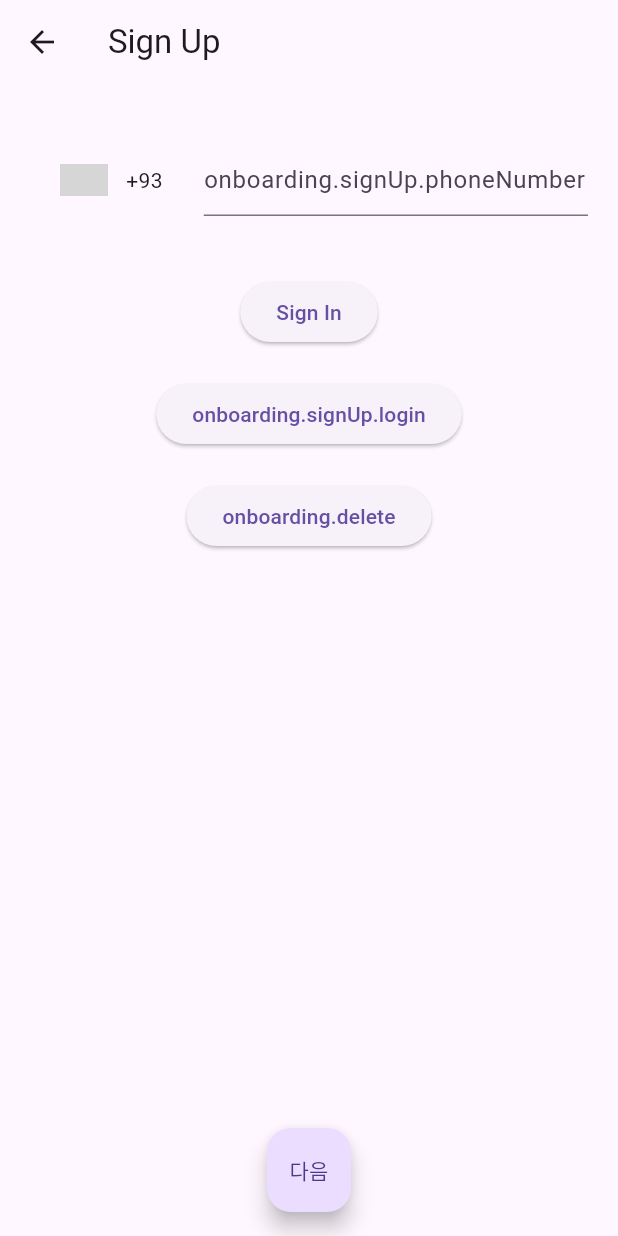
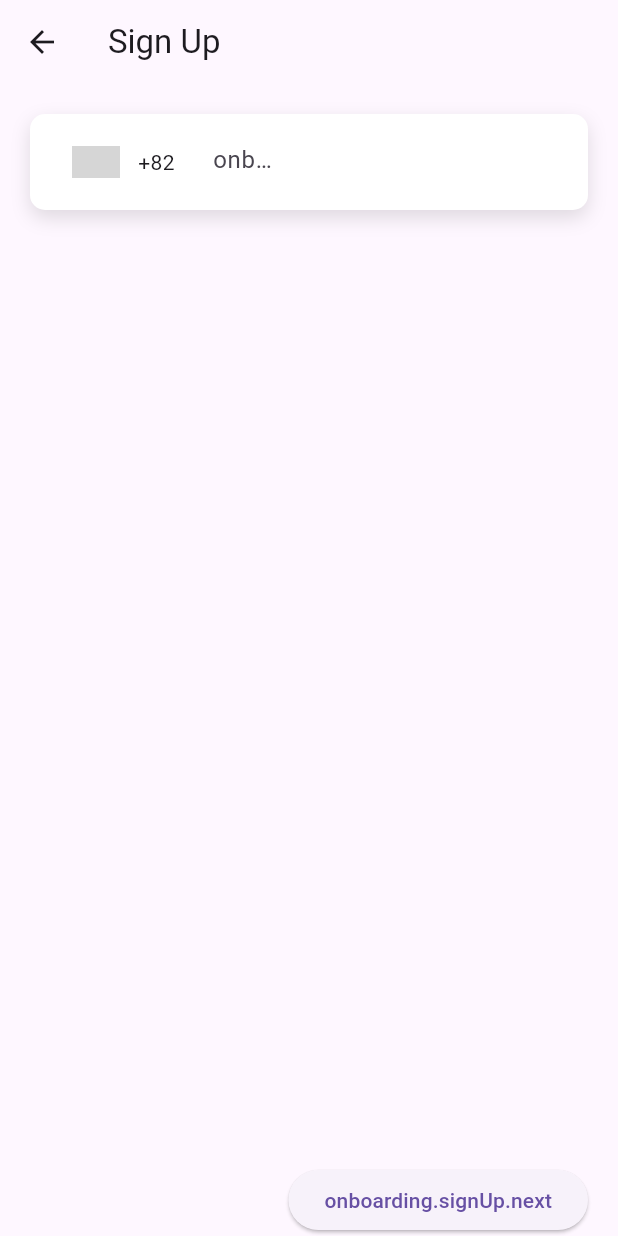
Before and after one commit to MyKnow/woju, a Flutter app: the SignUpPage screen opened by its route, on a phone screen of 412 x 824 dp. Run offline on Flutter 3.47's test engine with Material 3 defaults, Android fonts, the phone set to English and light mode, and no system bars; drawn by our look-alikes of intl_phone_number_input; our stand-ins replace easy_localization, flutter_onboarding_slider, flutter_riverpod, go_router, hive_flutter; missing offline and left inert: accessibility_tools; accounts and stored records are empty; grey boxes are pictures that could not be loaded.

Commit message:
feat: Sign Up Page UI Temporary Implement

```diff
--- a/lib/page/onboarding/onboarding_page.dart
+++ b/lib/page/onboarding/onboarding_page.dart
@@ -3,7 +3,7 @@ import 'package:flutter/cupertino.dart';
 import 'package:flutter/material.dart';
 import 'package:flutter_riverpod/flutter_riverpod.dart';
 import 'package:flutter_onboarding_slider/flutter_onboarding_slider.dart';
-import 'package:woju/provider/onboarding_state_notifier.dart';
+import 'package:woju/provider/onboarding/onboarding_state_notifier.dart';
 
 class OnboardingPage extends ConsumerWidget {
   const OnboardingPage({super.key});
--- a/lib/page/onboarding/signin_page.dart
+++ b/lib/page/onboarding/signin_page.dart
@@ -2,7 +2,7 @@ import 'package:flutter/material.dart';
 
 import 'package:flutter_riverpod/flutter_riverpod.dart';
 
-import 'package:woju/provider/onboarding_state_notifier.dart';
+import 'package:woju/provider/onboarding/onboarding_state_notifier.dart';
 
 class SignInPage extends ConsumerWidget {
   const SignInPage({super.key});
--- a/lib/page/onboarding/signup_page.dart
+++ b/lib/page/onboarding/signup_page.dart
@@ -1,11 +1,12 @@
-import 'package:easy_localization/easy_localization.dart';
+import 'package:flutter/cupertino.dart';
 import 'package:flutter/material.dart';
 
 import 'package:flutter_riverpod/flutter_riverpod.dart';
 import 'package:intl_phone_number_input/intl_phone_number_input.dart';
-import 'package:woju/model/app_state_model.dart';
+import 'package:easy_localization/easy_localization.dart';
 
-import 'package:woju/provider/onboarding_state_notifier.dart';
+import 'package:woju/provider/onboarding/onboarding_state_notifier.dart';
+import 'package:woju/provider/onboarding/sign_up_state_notifier.dart';
 import 'package:woju/service/debug_service.dart';
 
 class SignUpPage extends ConsumerWidget {
@@ -13,6 +14,7 @@ class SignUpPage extends ConsumerWidget {
 
   @override
   Widget build(BuildContext context, WidgetRef ref) {
+    final signUpState = ref.watch(signUpStateProvider);
     return Scaffold(
       appBar: AppBar(
         title: const Text("onboarding.signUp.title").tr(),
@@ -22,11 +24,60 @@ class SignUpPage extends ConsumerWidget {
         child: Column(
           children: <Widget>[
             const SizedBox(height: 20),
-            Padding(
-              padding: const EdgeInsets.all(20),
+            // 전화번호 입력
+            Consumer(
+              builder: (context, ref, child) {
+                return Container(
+                  decoration: BoxDecoration(
+                    color: Colors.white,
+                    borderRadius: BorderRadius.circular(10),
+                    boxShadow: const [
+                      BoxShadow(
+                        color: Colors.black12,
+                        blurRadius: 10,
+                        offset: Offset(0, 5),
+                      ),
+                    ],
+                  ),
+                  padding: const EdgeInsets.all(8),
+                  margin: const EdgeInsets.symmetric(horizontal: 20),
                   child: InternationalPhoneNumberInput(
+                    initialValue: signUpState.phoneNumber,
+                    inputDecoration: InputDecoration(
+                      border: InputBorder.none,
+                      hintText: "onboarding.signUp.phoneNumber".tr(),
+                      contentPadding: const EdgeInsets.symmetric(
+                        horizontal: 10,
+                      ),
+                      suffix: (signUpState.authCodeSent)
+                          ? TextButton(
+                              onPressed: () {
+                                ref
+                                    .read(signUpStateProvider.notifier)
+                                    .sendAuthCode();
+                              },
+                              style: TextButton.styleFrom(
+                                padding: EdgeInsets.zero,
+                              ),
+                              child:
+                                  const Text("onboarding.signUp.authCodeResend")
+                                      .tr(),
+                            )
+                          : TextButton(
+                              onPressed: () {
+                                ref
+                                    .read(signUpStateProvider.notifier)
+                                    .sendAuthCode();
+                              },
+                              style: TextButton.styleFrom(
+                                padding: EdgeInsets.zero,
+                              ),
+                              child:
+                                  const Text("onboarding.signUp.sendCode").tr(),
+                            ),
+                    ),
                     onInputChanged: (PhoneNumber number) {
-                  printd(number.phoneNumber);
+                      ref.read(signUpStateProvider.notifier).update(number);
                     },
                     onInputValidated: (bool value) {
                       printd(value);
@@ -40,47 +91,88 @@ class SignUpPage extends ConsumerWidget {
                     searchBoxDecoration: InputDecoration(
                       hintText: "onboarding.signUp.searchCountry".tr(),
                     ),
+                    spaceBetweenSelectorAndTextField: 0,
+                  ),
+                );
+              },
+            ),
+            const SizedBox(height: 20),
+
+            // 인증코드 요청 시 입력한 전화번호로 전송된 인증코드 입력창 표시
+            if (signUpState.authCodeSent) // 인증코드 요청 시 true로 변경
+              Container(
+                decoration: BoxDecoration(
+                  color: Colors.white,
+                  borderRadius: BorderRadius.circular(10),
+                  boxShadow: const [
+                    BoxShadow(
+                      color: Colors.black12,
+                      blurRadius: 10,
+                      offset: Offset(0, 5),
+                    ),
+                  ],
+                ),
+                padding: const EdgeInsets.all(8),
+                margin: const EdgeInsets.symmetric(horizontal: 20),
+                child: TextField(
+                  decoration: InputDecoration(
+                    border: InputBorder.none,
+                    hintText: "onboarding.signUp.authCode".tr(),
+                    contentPadding: const EdgeInsets.symmetric(
+                      horizontal: 10,
+                    ),
+                    suffix: TextButton(
+                      onPressed: () {},
+                      style: TextButton.styleFrom(
+                        padding: EdgeInsets.zero,
+                      ),
+                      child:
+                          const Text("onboarding.signUp.authCodeVerify").tr(),
                     ),
                   ),
-            const SizedBox(height: 20),
-            ElevatedButton(
+                  keyboardType: TextInputType.number,
+                  autofillHints: const <String>[AutofillHints.oneTimeCode],
+                ),
+              ),
+          ],
+        ),
+      ),
+      floatingActionButtonLocation: FloatingActionButtonLocation.centerDocked,
+      floatingActionButton: Container(
+        decoration: BoxDecoration(
+          color: Colors.transparent,
+          borderRadius: BorderRadius.circular(10),
+        ),
+        width: double.infinity,
+        child: Row(
+          children: <Widget>[
+            // 키보드가 활성화 되어 있을 때만 키보드를 내리는 기능 버튼 표시
+            if (MediaQuery.of(context).viewInsets.vertical > 0)
+              Padding(
+                padding: const EdgeInsets.only(left: 20),
+                child: IconButton(
+                  onPressed: () {
+                    FocusScope.of(context).unfocus();
+                  },
+                  icon: const Icon(
+                    CupertinoIcons.keyboard_chevron_compact_down,
+                  ),
+                  tooltip: "accessibility.hideKeyboard".tr(),
+                ),
+              ),
+            Spacer(),
+            Padding(
+              padding: const EdgeInsets.only(right: 20),
+              child: ElevatedButton(
                 onPressed: () {
                   ref
                       .read(onboardingStateProvider.notifier)
                       .pushRouteSignInPage(context);
                 },
-              child: const Text("onboarding.signIn").tr(),
+                child: const Text("onboarding.signUp.next").tr(),
               ),
-            const SizedBox(height: 20),
-            ElevatedButton(
-              onPressed: () {
-                ref
-                    .read(onboardingStateProvider.notifier)
-                    .update(OnboardingState.initialState.copyWith(
-                      isAlreadyOnboarded: true,
-                      gotoSignIn: true,
-                    ));
-              },
-              child: const Text("onboarding.signUp.login").tr(),
-            ),
-            const SizedBox(height: 20),
-            ElevatedButton(
-              onPressed: () {
-                ref.read(onboardingStateProvider.notifier).delete();
-              },
-              child: const Text("onboarding.delete").tr(),
             ),
           ],
-        ),
-      ),
-      floatingActionButtonLocation: FloatingActionButtonLocation.centerFloat,
-      floatingActionButton: FloatingActionButton(
-        onPressed: () {
-          // TODO : 유저 정보 입력 페이지로 이동
-        },
-        child: Container(
-          padding: EdgeInsets.all(10),
-          child: Text('다음'),
         ),
       ),
     );
--- a/lib/provider/go_route_provider.dart
+++ b/lib/provider/go_route_provider.dart
@@ -8,7 +8,7 @@ import 'package:go_router/go_router.dart';
 import 'package:woju/page/onboarding/onboarding_page.dart';
 import 'package:woju/page/onboarding/signin_page.dart';
 import 'package:woju/page/onboarding/signup_page.dart';
-import 'package:woju/provider/onboarding_state_notifier.dart';
+import 'package:woju/provider/onboarding/onboarding_state_notifier.dart';
 import 'package:woju/service/debug_service.dart';
 
 class RouterObserver extends NavigatorObserver {
--- a/lib/provider/onboarding_state_notifier.dart
+++ b/lib/provider/onboarding/onboarding_state_notifier.dart
@@ -3,7 +3,7 @@ import 'package:flutter_riverpod/flutter_riverpod.dart';
 import 'package:hive_flutter/hive_flutter.dart';
 import 'package:woju/model/hive_box_enum.dart';
 
-import '../model/app_state_model.dart';
+import '../../model/app_state_model.dart';
 
 /// ### 온보딩 상태를 관리하는 StateNotifier
 ///
```
Also changed, not shown: lib/model/sign_up_model.dart (added, +32 -0 lines), lib/provider/onboarding/sign_up_state_notifier.dart (added, +35 -0 lines). Lines whose indentation alone changed are shown as unchanged.
